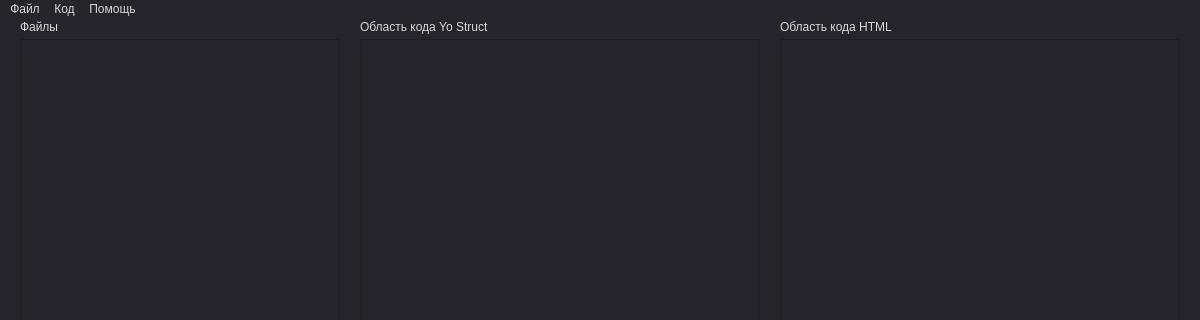
The window that yostructer/yostructer.ui (PenzaStreetGames/Yo) describes before a commit, drawn with Qt 5; both pictures show x 0 to 1200 and y 0 to 320 of the 1200 by 800 pixel window.
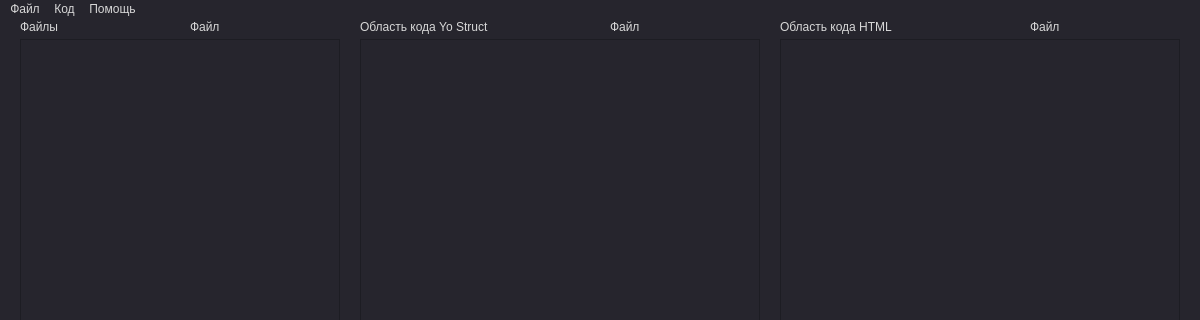
The same window after the commit.

```diff
--- a/yostructer/yostructer.ui
+++ b/yostructer/yostructer.ui
@@ -285,6 +285,45 @@
      </property>
     </widget>
    </widget>
+   <widget class="QLabel" name="yostruct_file_label">
+    <property name="geometry">
+     <rect>
+      <x>610</x>
+      <y>0</y>
+      <width>151</width>
+      <height>16</height>
+     </rect>
+    </property>
+    <property name="text">
+     <string>Файл</string>
+    </property>
+   </widget>
+   <widget class="QLabel" name="html_file_label">
+    <property name="geometry">
+     <rect>
+      <x>1030</x>
+      <y>0</y>
+      <width>151</width>
+      <height>16</height>
+     </rect>
+    </property>
+    <property name="text">
+     <string>Файл</string>
+    </property>
+   </widget>
+   <widget class="QLabel" name="file_name_label">
+    <property name="geometry">
+     <rect>
+      <x>190</x>
+      <y>0</y>
+      <width>151</width>
+      <height>16</height>
+     </rect>
+    </property>
+    <property name="text">
+     <string>Файл</string>
+    </property>
+   </widget>
   </widget>
   <widget class="QMenuBar" name="menubar">
    <property name="geometry">
```
Left out of the diff: 55 changed lines with no effect on the pictures.
